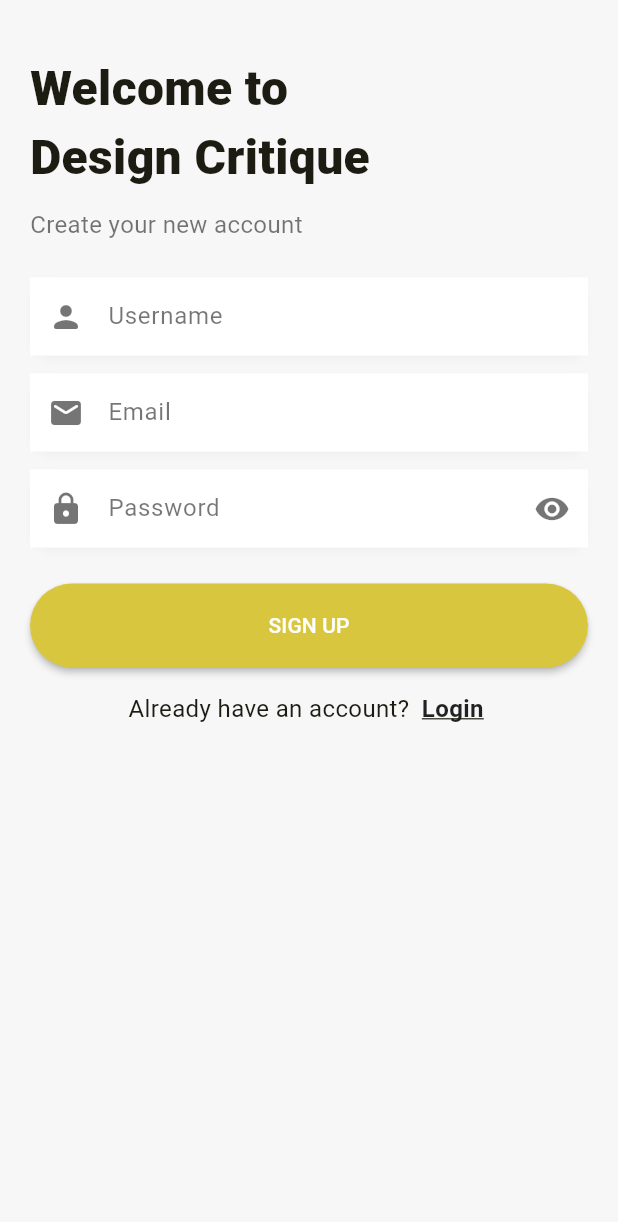
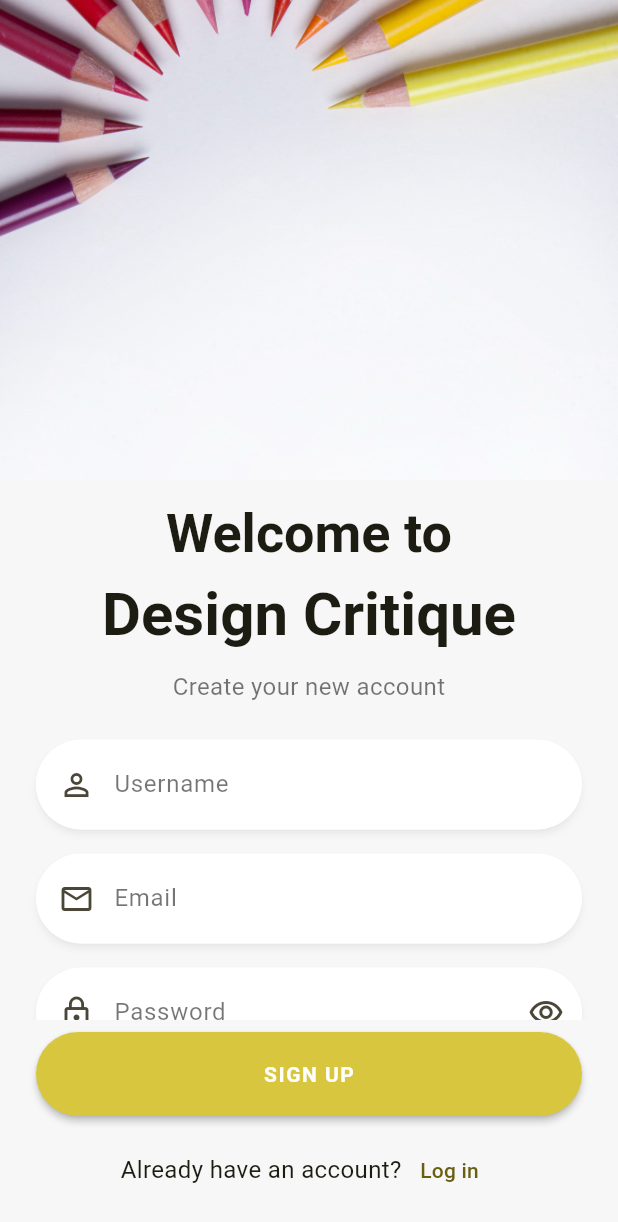
Before and after one commit to bogda-an/design_critique, a Flutter app: the SignUpScreen screen opened by its route, on a phone screen of 412 x 824 dp. Shown: the top 1222 px of the screen. Run offline on Flutter 3.47's test engine with Material 3 defaults, Android fonts, the phone set to English and light mode, and no system bars; our stand-ins replace cloud_firestore, firebase_auth, firebase_core, firebase_storage, image_picker; accounts and stored records are empty.

Commit message:
singup ui

```diff
--- a/lib/screens/signup_screen.dart
+++ b/lib/screens/signup_screen.dart
@@ -1,22 +1,22 @@
+import 'package:flutter/material.dart';
+import 'package:firebase_auth/firebase_auth.dart';
 import 'package:cloud_firestore/cloud_firestore.dart';
-import 'package:firebase_auth/firebase_auth.dart';
-import 'package:flutter/material.dart';
 
 class SignUpScreen extends StatefulWidget {
   const SignUpScreen({super.key});
 
   @override
-  State<SignUpScreen> createState() => _SignUpScreenState();
+  State<SignUpScreen> createState() => _SingUpScreenState();
 }
 
-class _SignUpScreenState extends State<SignUpScreen> {
-  final _formKey = GlobalKey<FormState>();
+class _SingUpScreenState extends State<SignUpScreen> {
+  final _auth = FirebaseAuth.instance;
+
   final _username = TextEditingController();
   final _email = TextEditingController();
   final _password = TextEditingController();
 
   bool _obscure = true;
-  bool _loading = false;
 
   @override
   void dispose() {
@@ -26,208 +26,221 @@ class _SignUpScreenState extends State<SignUpScreen> {
     super.dispose();
   }
 
-  SnackBar _snack(String msg) => SnackBar(
-        content: Text(msg),
+  void _showMessage(String text) {
+    // Floating SnackBar that clears previous one and sits above the bottom buttons
+    ScaffoldMessenger.of(context)
+      ..clearSnackBars()
+      ..showSnackBar(
+        SnackBar(
+          content: Text(text),
           behavior: SnackBarBehavior.floating,
           shape: RoundedRectangleBorder(borderRadius: BorderRadius.circular(12)),
-        margin: const EdgeInsets.fromLTRB(16, 0, 16, 18),
+          margin: const EdgeInsets.fromLTRB(16, 0, 16, 140),
+        ),
+      );
+  }
+
+  Future<void> _signup() async {
+    final username = _username.text.trim();
+    final email = _email.text.trim();
+    final pass = _password.text;
+
+    if (username.isEmpty || email.isEmpty || pass.isEmpty) {
+      _showMessage('Please enter username, email and password');
+      return;
+    }
+
+    // Loading dialog
+    showDialog(
+      context: context,
+      barrierDismissible: false,
+      builder: (_) => const Center(child: CircularProgressIndicator()),
     );
 
-  Future<void> _register() async {
-    if (!(_formKey.currentState?.validate() ?? false)) return;
+    try {
+      final cred = await _auth.createUserWithEmailAndPassword(
+        email: email,
+        password: pass,
+      );
 
-    final email = _email.text.trim();
-    final pass = _password.text;
-    final uname = _username.text.trim();
-    final unameLower = uname.toLowerCase();
+      await cred.user!.updateDisplayName(username);
 
-    setState(() => _loading = true);
-
-    try {
-      // 1) Create auth user
-      final cred = await FirebaseAuth.instance
-          .createUserWithEmailAndPassword(email: email, password: pass);
-      final uid = cred.user!.uid;
-
-      // 2) Reserve username + create profile atomically
-      final db = FirebaseFirestore.instance;
-      await db.runTransaction((txn) async {
-        final unameRef = db.collection('usernames').doc(unameLower);
-        final taken = await txn.get(unameRef);
-        if (taken.exists) {
-          throw 'USERNAME_TAKEN';
-        }
-
-        // Reserve the username: { uid: <owner uid> }
-        txn.set(unameRef, {'uid': uid});
-
-        // Public user profile
-        final userRef = db.collection('users').doc(uid);
-        txn.set(userRef, {
-          'username': uname,
-          'usernameLower': unameLower,
+      // Optional: store essentials in Firestore
+      await FirebaseFirestore.instance.collection('users').doc(cred.user!.uid).set({
+        'username': username,
         'email': email,
-          'photoUrl': '',
         'createdAt': FieldValue.serverTimestamp(),
-        });
-      });
+      }, SetOptions(merge: true));
 
       if (!mounted) return;
-      ScaffoldMessenger.of(context)
-        ..clearSnackBars()
-        ..showSnackBar(_snack('Welcome, $uname!'));
-      // Go to home and clear back stack
-      Navigator.pushNamedAndRemoveUntil(context, '/home', (_) => false);
+      Navigator.pop(context); // close loading
+      Navigator.pushReplacementNamed(context, '/home');
     } on FirebaseAuthException catch (e) {
-      String msg = 'Sign up failed. Please try again.';
-      if (e.code == 'email-already-in-use') {
-        msg = 'This email is already in use.';
-      } else if (e.code == 'invalid-email') {
-        msg = 'Please enter a valid email.';
-      } else if (e.code == 'weak-password') {
-        msg = 'Password is too weak (min 6 chars).';
+      if (mounted) Navigator.pop(context);
+      String msg;
+      switch (e.code) {
+        case 'email-already-in-use':
+          msg = 'Email already in use. Try logging in.';
+          break;
+        case 'invalid-email':
+          msg = 'Invalid email address.';
+          break;
+        case 'weak-password':
+          msg = 'Password is too weak.';
+          break;
+        case 'operation-not-allowed':
+          msg = 'Sign up is disabled for this project.';
+          break;
+        default:
+          msg = e.message ?? 'Sign up failed. Please try again.';
       }
-      if (mounted) {
-        ScaffoldMessenger.of(context)
-          ..clearSnackBars()
-          ..showSnackBar(_snack(msg));
-      }
-    } catch (e) {
-      final msg = e == 'USERNAME_TAKEN'
-          ? 'That username is taken. Try another.'
-          : 'Could not create your account. Please try again.';
-      if (mounted) {
-        ScaffoldMessenger.of(context)
-          ..clearSnackBars()
-          ..showSnackBar(_snack(msg));
-      }
-    } finally {
-      if (mounted) setState(() => _loading = false);
+      _showMessage(msg);
+    } catch (_) {
+      if (mounted) Navigator.pop(context);
+      _showMessage('Something went wrong. Please try again.');
     }
   }
 
   @override
   Widget build(BuildContext context) {
-    const yellow = Color(0xFFD9C63F);
-
     return Scaffold(
-      body: SafeArea(
-        child: ListView(
-          padding: const EdgeInsets.fromLTRB(20, 28, 20, 24),
+      // Fixed button + footer so position matches Login page
+      bottomNavigationBar: SafeArea(
+        child: Padding(
+          padding: const EdgeInsets.fromLTRB(24, 8, 24, 20),
+          child: Column(
+            mainAxisSize: MainAxisSize.min,
             children: [
-            const SizedBox(height: 8),
-            const Text(
-              'Welcome to\nDesign Critique',
-              style: TextStyle(fontSize: 32, fontWeight: FontWeight.w800),
+              ElevatedButton(
+                onPressed: _signup,
+                child: const Text(
+                  'SIGN UP',
+                  style: TextStyle(letterSpacing: 1, fontWeight: FontWeight.w700),
                 ),
-            const SizedBox(height: 10),
-            const Text('Create your new account',
-                style: TextStyle(color: Colors.black54)),
-            const SizedBox(height: 24),
-
-            // FORM
-            Form(
-              key: _formKey,
-              child: Column(
-                children: [
-                  _Field(
-                    controller: _username,
-                    hint: 'Username',
-                    icon: Icons.person_rounded,
-                    validator: (v) {
-                      final t = v?.trim() ?? '';
-                      if (t.isEmpty) return 'Please enter a username';
-                      if (t.length < 3) return 'Username is too short';
-                      if (!RegExp(r'^[a-zA-Z0-9_\.]+$').hasMatch(t)) {
-                        return 'Only letters, numbers, _ and .';
-                      }
-                      return null;
-                    },
               ),
               const SizedBox(height: 12),
-                  _Field(
-                    controller: _email,
-                    hint: 'Email',
-                    icon: Icons.mail_rounded,
-                    keyboardType: TextInputType.emailAddress,
-                    validator: (v) {
-                      final t = v?.trim() ?? '';
-                      if (t.isEmpty) return 'Please enter your email';
-                      if (!t.contains('@')) return 'Invalid email';
-                      return null;
-                    },
+              Row(
+                mainAxisAlignment: MainAxisAlignment.center,
+                children: [
+                  const Text("Already have an account?"),
+                  TextButton(
+                    onPressed: () => Navigator.pushReplacementNamed(context, '/login'),
+                    child: const Text('Log in'),
                   ),
-                  const SizedBox(height: 12),
-                  _Field(
-                    controller: _password,
-                    hint: 'Password',
-                    icon: Icons.lock_rounded,
-                    obscure: _obscure,
-                    trailing: IconButton(
-                      onPressed: () => setState(() => _obscure = !_obscure),
-                      icon: Icon(
-                        _obscure ? Icons.visibility : Icons.visibility_off,
-                        color: Colors.black54,
-                      ),
-                    ),
-                    validator: (v) {
-                      final t = v ?? '';
-                      if (t.isEmpty) return 'Please enter a password';
-                      if (t.length < 6) return 'Min 6 characters';
-                      return null;
-                    },
+                ],
               ),
             ],
           ),
         ),
+      ),
 
-            const SizedBox(height: 24),
-            // Sign up button
+      body: SafeArea(
+        child: ListView(
+          padding: const EdgeInsets.only(bottom: 120),
+          children: [
+            // HERO IMAGE (edge to edge) — identical to Login
             SizedBox(
+              height: 320,
               width: double.infinity,
-              child: ElevatedButton(
-                onPressed: _loading ? null : _register,
-                style: ElevatedButton.styleFrom(
-                  backgroundColor: yellow,
-                  foregroundColor: Colors.white,
-                  shape: const StadiumBorder(),
-                  padding: const EdgeInsets.symmetric(vertical: 14),
-                  elevation: 2,
-                ),
-                child: _loading
-                    ? const SizedBox(
-                        height: 20,
-                        width: 20,
-                        child: CircularProgressIndicator(strokeWidth: 2),
-                      )
-                    : const Text('SIGN UP'),
+              child: Image.asset(
+                'assets/images/pencils.jpg',
+                fit: BoxFit.cover,
+                alignment: const Alignment(0, -0.35),
               ),
             ),
+
+            // Content with horizontal padding — identical metrics to Login
+            Padding(
+              padding: const EdgeInsets.symmetric(horizontal: 24),
+              child: Column(
+                crossAxisAlignment: CrossAxisAlignment.stretch,
+                children: [
                   const SizedBox(height: 12),
+                  Text('Welcome to',
+                      textAlign: TextAlign.center,
+                      style: Theme.of(context).textTheme.headlineMedium),
+                  const SizedBox(height: 6),
+                  Text('Design Critique',
+                      textAlign: TextAlign.center,
+                      style: Theme.of(context)
+                          .textTheme
+                          .headlineMedium
+                          ?.copyWith(fontSize: 40)),
+                  const SizedBox(height: 10),
+                  Text('Create your new account',
+                      textAlign: TextAlign.center,
+                      style: Theme.of(context)
+                          .textTheme
+                          .bodyMedium
+                          ?.copyWith(color: Colors.black54)),
+                  const SizedBox(height: 24),
 
-            // Link to login
-            Row(
-              mainAxisAlignment: MainAxisAlignment.center,
-              children: [
-                const Text("Already have an account? "),
-                InkWell(
-                  onTap: _loading
-                      ? null
-                      : () =>
-                          Navigator.pushReplacementNamed(context, '/login'),
-                  child: const Padding(
-                    padding: EdgeInsets.all(4.0),
-                    child: Text(
-                      'Login',
-                      style: TextStyle(
-                        decoration: TextDecoration.underline,
-                        color: Colors.black87,
-                        fontWeight: FontWeight.w700,
+                  // USERNAME (extra field vs Login)
+                  Material(
+                    elevation: 2,
+                    shadowColor: Colors.black26,
+                    borderRadius: BorderRadius.circular(32),
+                    child: TextField(
+                      controller: _username,
+                      textInputAction: TextInputAction.next,
+                      decoration: const InputDecoration(
+                        hintText: 'Username',
+                        prefixIcon: Padding(
+                          padding: EdgeInsets.only(left: 12, right: 6),
+                          child: Icon(Icons.person_outline),
                         ),
                       ),
                     ),
                   ),
+                  const SizedBox(height: 16),
+
+                  // EMAIL
+                  Material(
+                    elevation: 2,
+                    shadowColor: Colors.black26,
+                    borderRadius: BorderRadius.circular(32),
+                    child: TextField(
+                      controller: _email,
+                      keyboardType: TextInputType.emailAddress,
+                      textInputAction: TextInputAction.next,
+                      decoration: const InputDecoration(
+                        hintText: 'Email',
+                        prefixIcon: Padding(
+                          padding: EdgeInsets.only(left: 12, right: 6),
+                          child: Icon(Icons.email_outlined),
+                        ),
+                      ),
+                    ),
+                  ),
+                  const SizedBox(height: 16),
+
+                  // PASSWORD (with same eye toggle)
+                  Material(
+                    elevation: 2,
+                    shadowColor: Colors.black26,
+                    borderRadius: BorderRadius.circular(32),
+                    child: TextField(
+                      controller: _password,
+                      obscureText: _obscure,
+                      decoration: InputDecoration(
+                        hintText: 'Password',
+                        prefixIcon: const Padding(
+                          padding: EdgeInsets.only(left: 12, right: 6),
+                          child: Icon(Icons.lock_outline),
+                        ),
+                        suffixIcon: IconButton(
+                          onPressed: () => setState(() => _obscure = !_obscure),
+                          icon: Icon(_obscure
+                              ? Icons.visibility_outlined
+                              : Icons.visibility_off_outlined),
+                        ),
+                      ),
+                    ),
+                  ),
+
+                  const SizedBox(height: 28),
                 ],
+              ),
             ),
           ],
         ),
@@ -235,46 +248,3 @@ class _SignUpScreenState extends State<SignUpScreen> {
     );
   }
 }
-
-class _Field extends StatelessWidget {
-  const _Field({
-    required this.controller,
-    required this.hint,
-    required this.icon,
-    this.keyboardType,
-    this.obscure = false,
-    this.trailing,
-    this.validator,
-  });
-
-  final TextEditingController controller;
-  final String hint;
-  final IconData icon;
-  final TextInputType? keyboardType;
-  final bool obscure;
-  final Widget? trailing;
-  final String? Function(String?)? validator;
-
-  @override
-  Widget build(BuildContext context) {
-    return Material(
-      elevation: 2,
-      shadowColor: Colors.black12,
-      borderRadius: BorderRadius.circular(14),
-      child: TextFormField(
-        controller: controller,
-        keyboardType: keyboardType,
-        obscureText: obscure,
-        validator: validator,
-        decoration: InputDecoration(
-          prefixIcon: Icon(icon, color: Colors.black54),
-          suffixIcon: trailing,
-          hintText: hint,
-          border: InputBorder.none,
-          contentPadding:
-              const EdgeInsets.symmetric(horizontal: 12, vertical: 14),
-        ),
-      ),
-    );
-  }
-}
```
Lines whose indentation alone changed are shown as unchanged.
